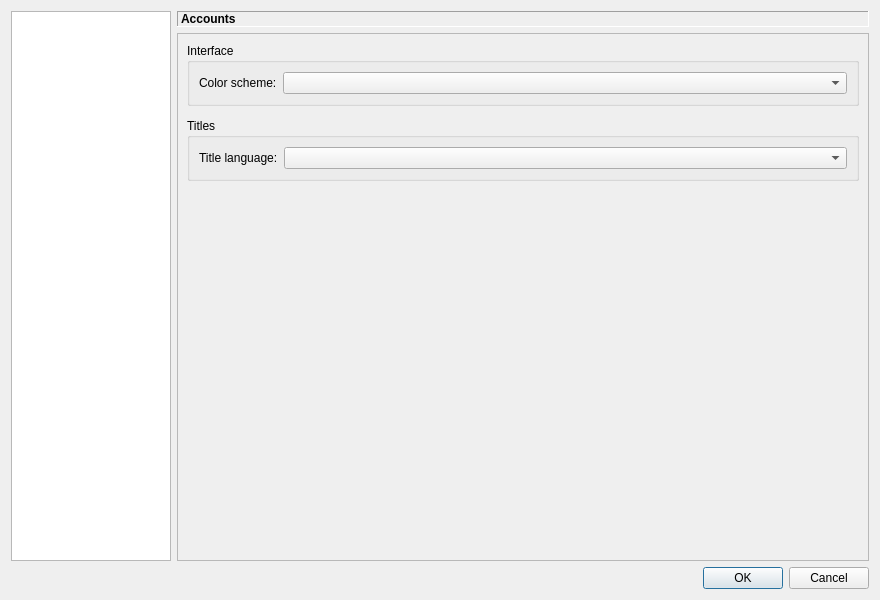
The window that src/gui/settings/settings_dialog.ui (erengy/taiga) describes before a commit, drawn with Qt 5.
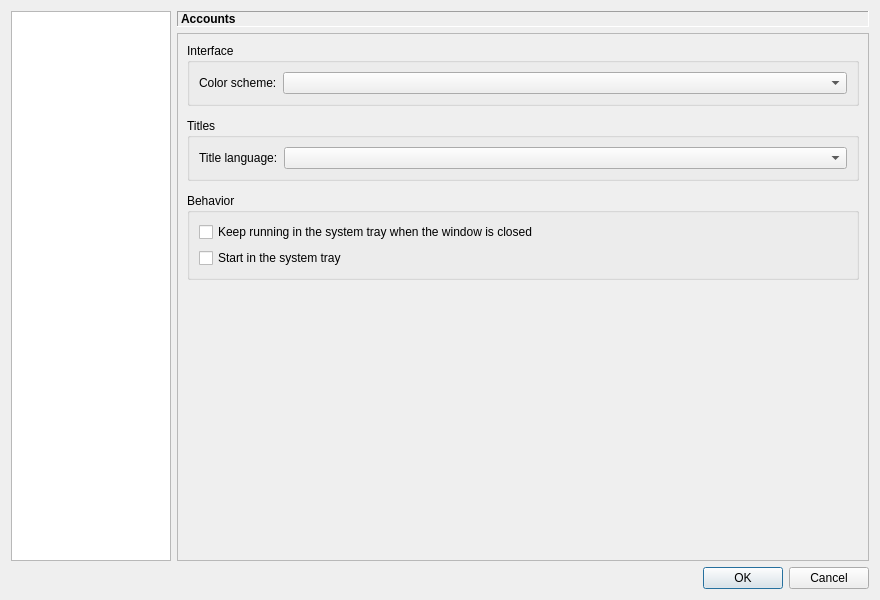
The same window after the commit. The open tabs and pages were chosen to show the change.

Commit message: Add close to tray and start in tray settings

```diff
--- a/src/gui/settings/settings_dialog.ui
+++ b/src/gui/settings/settings_dialog.ui
@@ -416,6 +416,29 @@
                  </layout>
                 </widget>
                </item>
+               <item>
+                <widget class="QGroupBox" name="behaviorGroupBox">
+                 <property name="title">
+                  <string>Behavior</string>
+                 </property>
+                 <layout class="QVBoxLayout" name="behaviorLayout">
+                  <item>
+                   <widget class="QCheckBox" name="closeToTrayCheckBox">
+                    <property name="text">
+                     <string>Keep running in the system tray when the window is closed</string>
+                    </property>
+                   </widget>
+                  </item>
+                  <item>
+                   <widget class="QCheckBox" name="startInTrayCheckBox">
+                    <property name="text">
+                     <string>Start in the system tray</string>
+                    </property>
+                   </widget>
+                  </item>
+                 </layout>
+                </widget>
+               </item>
                <item>
                 <spacer name="applicationVerticalSpacer">
                  <property name="orientation">
```
The commit also changes 11 other files.
